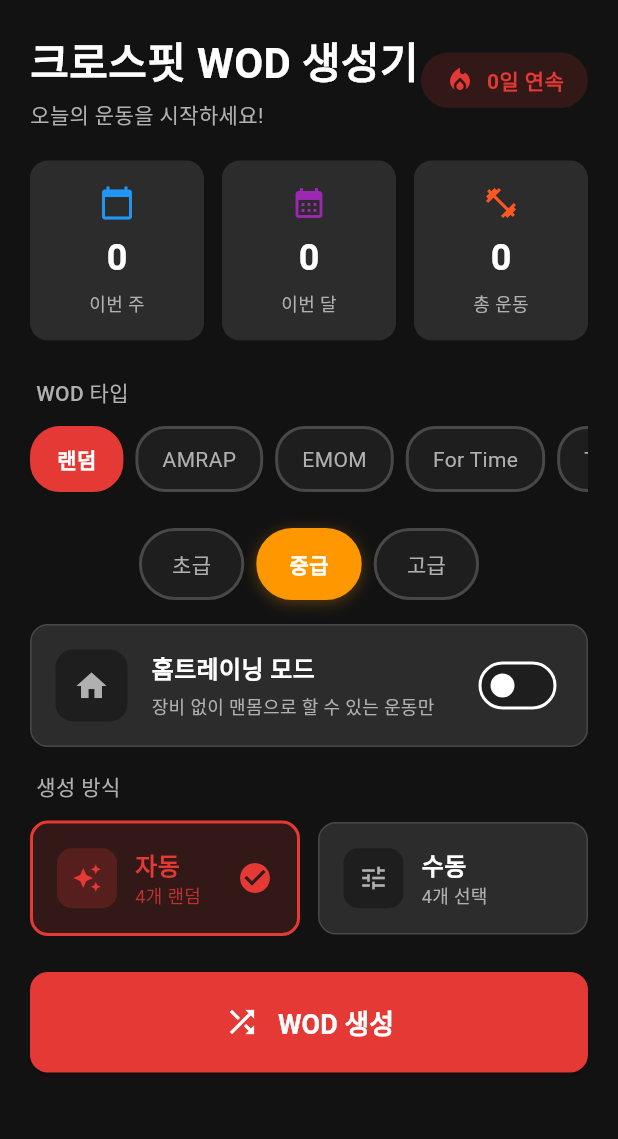
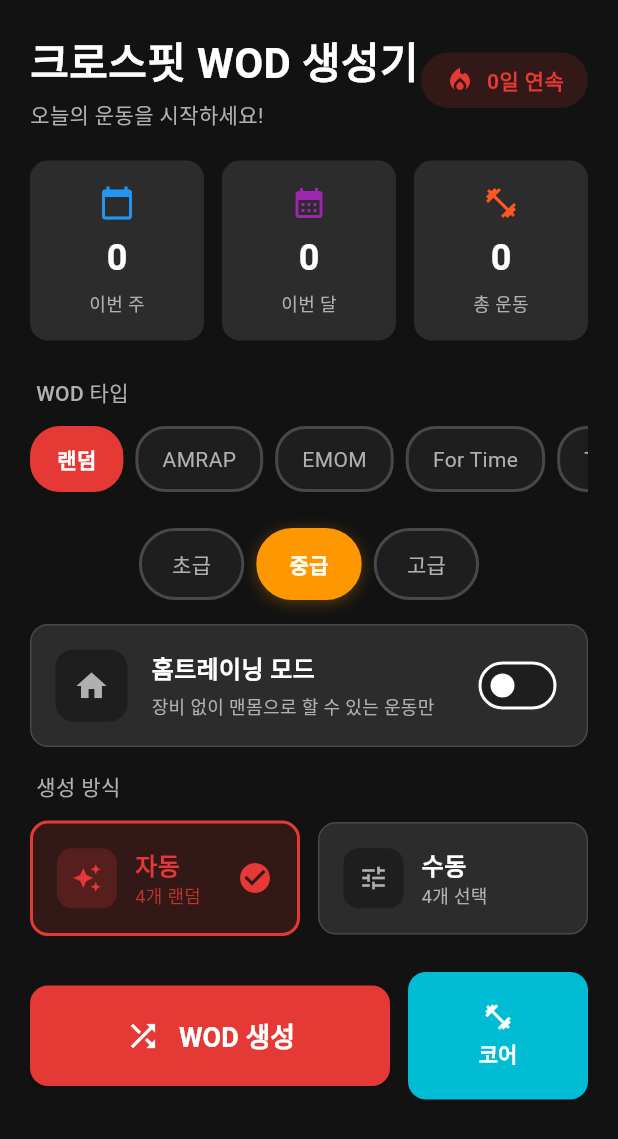
Before and after one commit to UDAJ0226/crossfit-wod, a Flutter app: the HomeScreen screen opened directly, on a phone screen of 412 x 824 dp. Shown: the top 1139 px of the screen. Run offline on Flutter 3.47's test engine with Material 3 defaults, Android fonts, the phone set to English and light mode, and no system bars; our stand-ins replace flutter_riverpod, hive, hive_flutter, web; accounts and stored records are empty; network calls fail.

Commit message:
feat: 코어 Tabata 기능 추가 및 Render 서버 URL 적용
- 코어 운동(sit_up, plank_hold, v_up 등)만으로 Tabata WOD 생성
- 홈 화면에 코어 버튼 추가
- 모바일 앱에서 Render 서버 직접 연결하도록 수정

Co-Authored-By: Claude Opus 4.5 <noreply@anthropic.com>

```diff
--- a/lib/data/services/cloud_sync_service.dart
+++ b/lib/data/services/cloud_sync_service.dart
@@ -23,8 +23,8 @@ class CloudSyncService {
       // 웹에서는 현재 접속한 주소를 기반으로 API URL 생성
       return '${Uri.base.origin}/api';
     }
-    // 모바일 앱에서는 서버 주소 직접 지정 (필요시 수정)
-    return 'http://localhost:9000/api';
+    // 모바일 앱에서는 Render 서버 사용
+    return 'https://crossfit-wod.onrender.com/api';
   }
 
   /// 헬스체크 - 서버 상태 확인 및 웜업
@@ -32,7 +32,7 @@ class CloudSyncService {
     try {
       final healthUrl = kIsWeb
           ? '${Uri.base.origin}/health'
-          : 'http://localhost:9000/health';
+          : 'https://crossfit-wod.onrender.com/health';
 
       final response = await _client
           .get(Uri.parse(healthUrl))
--- a/lib/presentation/screens/home_screen.dart
+++ b/lib/presentation/screens/home_screen.dart
@@ -144,12 +144,15 @@ class _HomeScreenState extends ConsumerState<HomeScreen> {
 
             const SliverToBoxAdapter(child: SizedBox(height: 24)),
 
-            // WOD 생성 버튼
+            // WOD 생성 버튼들
             SliverToBoxAdapter(
               child: Padding(
                 padding: const EdgeInsets.symmetric(horizontal: 20),
-                child: SizedBox(
-                  width: double.infinity,
+                child: Row(
+                  children: [
+                    // WOD 생성 버튼
+                    Expanded(
+                      flex: 2,
                       child: ElevatedButton(
                         onPressed: currentWodState.isLoading
                             ? null
@@ -181,6 +184,36 @@ class _HomeScreenState extends ConsumerState<HomeScreen> {
                                 ],
                               ),
                       ),
+                    ),
+                    const SizedBox(width: 12),
+                    // 코어 Tabata 버튼
+                    Expanded(
+                      flex: 1,
+                      child: ElevatedButton(
+                        onPressed: currentWodState.isLoading
+                            ? null
+                            : () => _generateCoreTabata(context, ref),
+                        style: ElevatedButton.styleFrom(
+                          padding: const EdgeInsets.symmetric(vertical: 20),
+                          backgroundColor: AppColors.tabata,
+                        ),
+                        child: const Column(
+                          mainAxisSize: MainAxisSize.min,
+                          children: [
+                            Icon(Icons.fitness_center, size: 20),
+                            SizedBox(height: 4),
+                            Text(
+                              '코어',
+                              style: TextStyle(
+                                fontSize: 14,
+                                fontWeight: FontWeight.bold,
+                              ),
+                            ),
+                          ],
+                        ),
+                      ),
+                    ),
+                  ],
                 ),
               ),
             ),
@@ -236,6 +269,10 @@ class _HomeScreenState extends ConsumerState<HomeScreen> {
 
   Future<void> _generateWod(BuildContext context, WidgetRef ref) async {
     await ref.read(currentWodProvider.notifier).generateWod();
+  }
+
+  Future<void> _generateCoreTabata(BuildContext context, WidgetRef ref) async {
+    await ref.read(currentWodProvider.notifier).generateCoreTabata();
   }
 
   void _startWorkout(BuildContext context, Wod wod) {
```
Also changed, not shown: lib/core/utils/wod_generator.dart (+55 -0 lines), lib/providers/wod_provider.dart (+43 -0 lines), 3 other files. Lines whose indentation alone changed are shown as unchanged.
